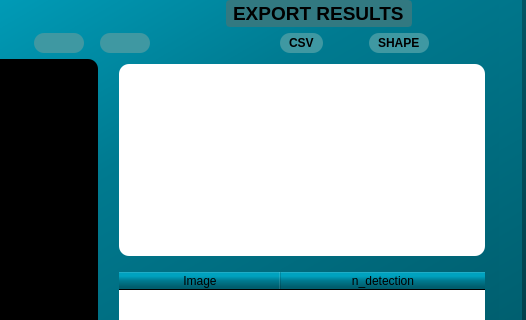
This is Main_GUI.ui in AlexEspinosa98/Guide_dis as Qt 5 draws it before an edit; both pictures show x 524 to 1050 and y 87 to 407 of the 1050 by 564 pixel window. The edited form follows.
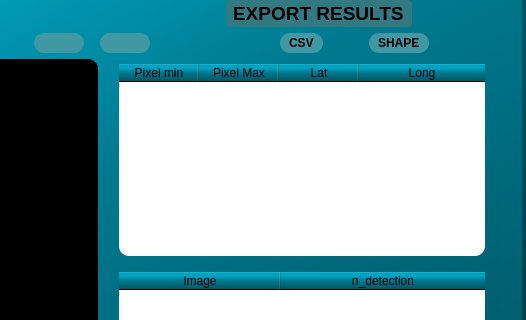
This is the edited form. The open tabs and pages were chosen to show the change. Icons and pictures are not drawn.

Commit message: correciones_ botones de pasar imagenes

What changed in the file:
```diff
--- a/Main_GUI.ui
+++ b/Main_GUI.ui
@@ -1699,7 +1699,7 @@
                    </sizepolicy>
                   </property>
                   <attribute name="horizontalHeaderVisible">
-                   <bool>false</bool>
+                   <bool>true</bool>
                   </attribute>
                   <attribute name="horizontalHeaderCascadingSectionResizes">
                    <bool>false</bool>
```
Left out of the diff: 6 changed lines with no effect on the pictures. The commit also changes 1 other file.
